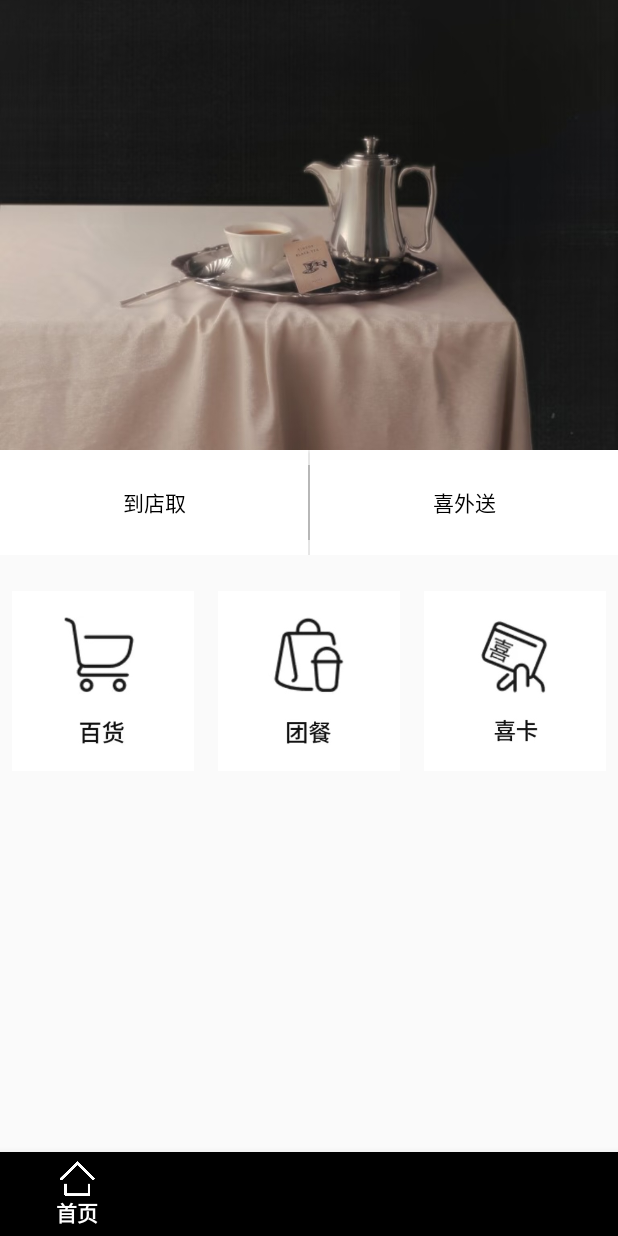
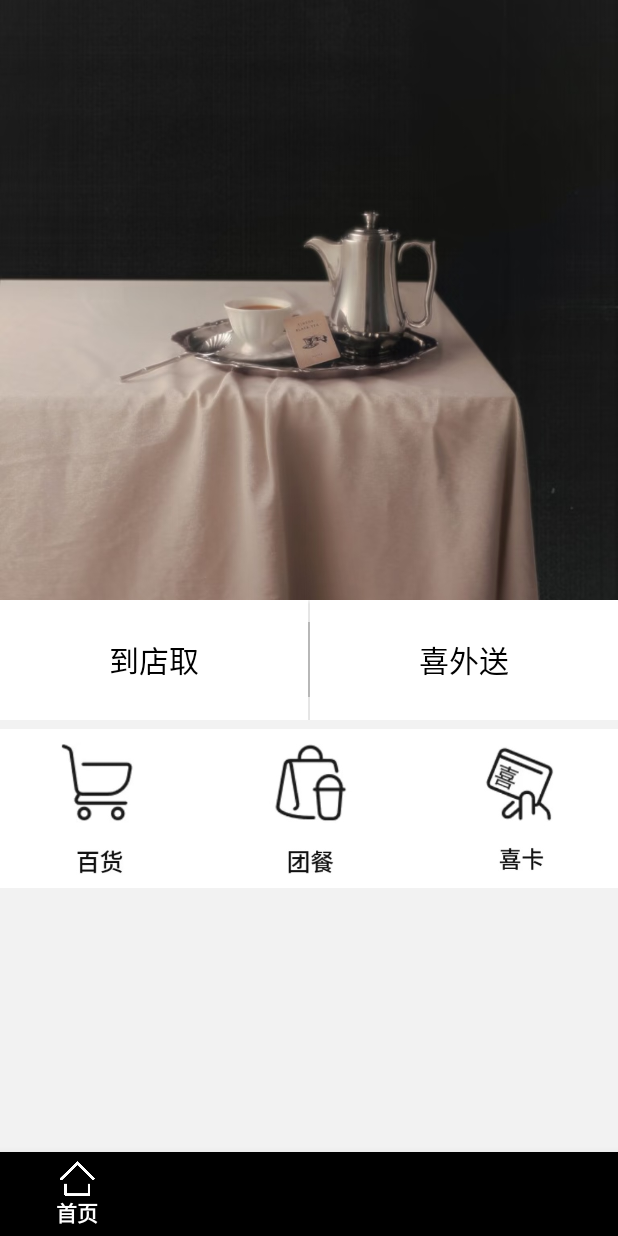
Before and after one commit to shen1kin/MilkTea, an Android app: the Activity_student_main screen opened directly, with no data from a screen before it, on a phone screen of 412 x 824 dp. Run offline under Robolectric (Android 15) with nearby library versions, the phone set to English and light mode, and no system bars; our stand-ins replace Navigation 3; libraries missing offline, so code that uses them is left out: com.jinrishici.sdk.

Commit message:
首页跳转以及底部导航栏封装

```diff
--- a/Project/app/src/main/java/com/example/smartstudent/Activity_student_main.java
+++ b/Project/app/src/main/java/com/example/smartstudent/Activity_student_main.java
@@ -5,11 +5,14 @@ import android.os.Bundle;
 import androidx.activity.EdgeToEdge;
 import androidx.appcompat.app.AppCompatActivity;
 import androidx.fragment.app.Fragment;
-import androidx.fragment.app.FragmentManager;
 import androidx.fragment.app.FragmentTransaction;
 import com.google.android.material.bottomnavigation.BottomNavigationView;
+import java.util.HashMap;
 
 public class Activity_student_main extends AppCompatActivity {
+
+    private final HashMap<Integer, Fragment> fragmentMap = new HashMap<>();
+    private int currentItemId = -1;
 
     @SuppressLint("NonConstantResourceId")
     @Override
@@ -18,42 +21,45 @@ public class Activity_student_main extends AppCompatActivity {
         EdgeToEdge.enable(this);
         setContentView(R.layout.activity_student_main);
 
-        //首次进来就显示首页
-        loadFragment(new Fragment_student_home());
+        BottomNavigationView bottomNav = findViewById(R.id.activity_student_main_bottomNavigationView);
 
-        // 初始化底部导航栏
-        BottomNavigationView bottomNav = findViewById(R.id.activity_student_main_bottomNavigationView);
-        bottomNav.setOnNavigationItemSelectedListener(item -> {
-            switch (item.getItemId()) {
-                case R.id.student_home_navigation:
-                    loadFragment(new Fragment_student_home());  // 切换到首页 Fragment
-                    return true;
-                case R.id.student_course_navigation:
-                    loadFragment(new Fragment_student_course());  // 切换到课表查询
-                    return true;
-                case R.id.student_score_navigation:
-                    loadFragment(new Fragment_student_score());  // 切换到成绩查询
-                    return true;
-                case R.id.student_profile_navigation:
-                    loadFragment(new Fragment_student_profile());  // 切换到个人中心
-                    return true;
-            }
-            return false;
+        // 初始化 Fragment Map
+        fragmentMap.put(R.id.student_home_navigation, new Fragment_student_home());
+        fragmentMap.put(R.id.student_course_navigation, new Fragment_student_course());
+        fragmentMap.put(R.id.student_score_navigation, new Fragment_student_score());
+        fragmentMap.put(R.id.student_profile_navigation, new Fragment_student_profile());
+
+        // 默认加载首页
+        if (savedInstanceState == null) {
+            bottomNav.setSelectedItemId(R.id.student_home_navigation);
+            switchFragment(R.id.student_home_navigation);
+        }
+
+        bottomNav.setOnItemSelectedListener(item -> {
+            switchFragment(item.getItemId());
+            return true;
         });
-
-    }
-    private void loadFragment(Fragment fragment) {
-        //1、在系统中原生的Fragment是通过getFragmentManager获得的。
-        //2.开启一个事务，通过调用beginTransaction方法开启。
-        //3.向容器内加入Fragment，一般使用add或者replace方法实现，需//要传入容器的id和Fragment的实例。
-        //4.提交事务，调用commit方法提交。
-
-        FragmentManager fragmentManager = getSupportFragmentManager(); // 注意是 getSupportFragmentManager
-
-        FragmentTransaction fragmentTransaction = fragmentManager.beginTransaction();
-
-        fragmentTransaction.replace(R.id.fragment_student_main_container, fragment);
-        fragmentTransaction.commit();
     }
 
+    private void switchFragment(int itemId) {
+        if (itemId == currentItemId) return;
+        currentItemId = itemId;
+
+        Fragment fragment = fragmentMap.get(itemId);
+        if (fragment == null) return;
+
+        FragmentTransaction transaction = getSupportFragmentManager().beginTransaction();
+        transaction.setCustomAnimations(
+                R.anim.fade_in, R.anim.fade_out,
+                R.anim.fade_in, R.anim.fade_out
+        );
+        transaction.replace(R.id.fragment_student_main_container, fragment);
+        transaction.commit();
+    }
+
+    public void switchToCourseFragment() {
+        BottomNavigationView bottomNav = findViewById(R.id.activity_student_main_bottomNavigationView);
+        bottomNav.setSelectedItemId(R.id.student_course_navigation);
+        switchFragment(R.id.student_course_navigation);
+    }
 }
--- a/Project/app/src/main/java/com/example/smartstudent/Fragment_student_home.java
+++ b/Project/app/src/main/java/com/example/smartstudent/Fragment_student_home.java
@@ -1,80 +1,70 @@
 package com.example.smartstudent;
 
-import static android.content.ContentValues.TAG;
-
+import android.content.Intent;
 import android.os.Bundle;
 import android.os.Handler;
 import android.os.Looper;
 import android.view.LayoutInflater;
 import android.view.View;
 import android.view.ViewGroup;
+import android.widget.Button;
+import android.widget.ImageView;
+import androidx.annotation.NonNull;
+import androidx.fragment.app.Fragment;
+import androidx.viewpager2.widget.ViewPager2;
 import java.util.ArrayList;
 import java.util.Arrays;
 import java.util.List;
 
-import androidx.annotation.NonNull;
-import androidx.fragment.app.Fragment;
-
-import android.widget.Button;
-import android.widget.Toast;
-import androidx.viewpager2.widget.ViewPager2;
 public class Fragment_student_home extends Fragment {
 
     private ViewPager2 viewPager;
-
-    private Handler sliderHandler = new Handler(Looper.getMainLooper());
+    private Handler sliderHandler;
     private Runnable sliderRunnable;
-
-    // 原始图片列表
     private final Integer[] imageList = {
             R.drawable.zs1,
             R.drawable.zs2,
             R.drawable.zs3
     };
 
-    // 扩展后的“无限”图片列表
     private List<Integer> loopedImageList;
 
     @Override
     public View onCreateView(@NonNull LayoutInflater inflater, ViewGroup container, Bundle savedInstanceState) {
         View view = inflater.inflate(R.layout.fragment_student_home, container, false);
 
-        // 扩展图片列表（重复3次）
+        setupViewPager(view);
+        setupButtonClicks(view);
+        setupImageShortcuts(view);
+
+        return view;
+    }
+
+    private void setupViewPager(View view) {
         loopedImageList = new ArrayList<>();
-        for (int i = 0; i < 3; i++) {
-            loopedImageList.addAll(Arrays.asList(imageList));
-        }
-
+        for (int i = 0; i < 3; i++) loopedImageList.addAll(Arrays.asList(imageList));
 
         viewPager = view.findViewById(R.id.viewPager);
         ImageSliderAdapter adapter = new ImageSliderAdapter(loopedImageList);
         viewPager.setAdapter(adapter);
+        viewPager.setCurrentItem(imageList.length, false);
 
-        // 滚动到中段开始
-        int startPosition = imageList.length;
-        viewPager.setCurrentItem(startPosition, false);
-
-        // 自动轮播逻辑
+        sliderHandler = new Handler(Looper.getMainLooper());
         sliderRunnable = () -> {
-            int nextItem = viewPager.getCurrentItem() + 1;
-            viewPager.setCurrentItem(nextItem, true);
+            int next = viewPager.getCurrentItem() + 1;
+            viewPager.setCurrentItem(next, true);
             sliderHandler.postDelayed(sliderRunnable, 3000);
         };
         sliderHandler.postDelayed(sliderRunnable, 3000);
 
-        // 页面滑动监听
         viewPager.registerOnPageChangeCallback(new ViewPager2.OnPageChangeCallback() {
             @Override
             public void onPageScrollStateChanged(int state) {
-                int position = viewPager.getCurrentItem();
-                int totalSize = loopedImageList.size();
-
+                int pos = viewPager.getCurrentItem();
                 if (state == ViewPager2.SCROLL_STATE_IDLE) {
-                    if (position == 0) {
-                        viewPager.setCurrentItem(imageList.length, false);
-                    } else if (position == totalSize - 1) {
+                    if (pos == 0) viewPager.setCurrentItem(imageList.length, false);
+                    else if (pos == loopedImageList.size() - 1)
                         viewPager.setCurrentItem(imageList.length * 2 - 1, false);
-                    }
                 }
             }
 
@@ -84,23 +74,42 @@ public class Fragment_student_home extends Fragment {
                 sliderHandler.postDelayed(sliderRunnable, 3000);
             }
         });
+    }
 
-        // 示例按钮
+    private void setupButtonClicks(View view) {
         Button btnStorePickup = view.findViewById(R.id.btnStorePickup);
         Button btnDelivery = view.findViewById(R.id.btnDelivery);
 
-        btnStorePickup.setOnClickListener(v ->
-                Toast.makeText(getContext(), "选择了到店取", Toast.LENGTH_SHORT).show());
+        View.OnClickListener listener = v -> {
+            if (getActivity() instanceof Activity_student_main) {
+                ((Activity_student_main) getActivity()).switchToCourseFragment();
+            }
+        };
 
-        btnDelivery.setOnClickListener(v ->
-                Toast.makeText(getContext(), "选择了喜外送", Toast.LENGTH_SHORT).show());
+        btnStorePickup.setOnClickListener(listener);
+        btnDelivery.setOnClickListener(listener);
+    }
 
-        return view;
+    private void setupImageShortcuts(View view) {
+        ImageView btnStore = view.findViewById(R.id.btn_store);
+        ImageView btnGroupMeal = view.findViewById(R.id.btn_group_meal);
+        ImageView btnGiftCard = view.findViewById(R.id.btn_gift_card);
+
+        View.OnClickListener intentLauncher = v -> {
+            Intent intent = new Intent(getActivity(), hello.class);
+            startActivity(intent);
+        };
+
+        btnStore.setOnClickListener(intentLauncher);
+        btnGroupMeal.setOnClickListener(intentLauncher);
+        btnGiftCard.setOnClickListener(intentLauncher);
     }
 
     @Override
     public void onDestroyView() {
         super.onDestroyView();
-        sliderHandler.removeCallbacks(sliderRunnable);
+        if (sliderHandler != null) {
+            sliderHandler.removeCallbacks(sliderRunnable);
+        }
     }
 }
--- /dev/null
+++ b/Project/app/src/main/res/anim/fade_in.xml
@@ -0,0 +1,4 @@
+<alpha xmlns:android="http://schemas.android.com/apk/res/android"
+    android:duration="250"
+    android:fromAlpha="0.0"
+    android:toAlpha="1.0" />
--- /dev/null
+++ b/Project/app/src/main/res/anim/fade_out.xml
@@ -0,0 +1,4 @@
+<alpha xmlns:android="http://schemas.android.com/apk/res/android"
+    android:duration="250"
+    android:fromAlpha="1.0"
+    android:toAlpha="0.0" />
--- /dev/null
+++ b/Project/app/src/main/res/anim/slide_in_left.xml
@@ -0,0 +1,3 @@
+<translate xmlns:android="http://schemas.android.com/apk/res/android"
+    android:fromXDelta="-100%" android:toXDelta="0%"
+    android:duration="300" />
--- /dev/null
+++ b/Project/app/src/main/res/anim/slide_in_right.xml
@@ -0,0 +1,3 @@
+<translate xmlns:android="http://schemas.android.com/apk/res/android"
+    android:fromXDelta="100%" android:toXDelta="0%"
+    android:duration="300" />
--- /dev/null
+++ b/Project/app/src/main/res/anim/slide_out_left.xml
@@ -0,0 +1,3 @@
+<translate xmlns:android="http://schemas.android.com/apk/res/android"
+    android:fromXDelta="0%" android:toXDelta="-100%"
+    android:duration="300" />
--- /dev/null
+++ b/Project/app/src/main/res/anim/slide_out_right.xml
@@ -0,0 +1,3 @@
+<translate xmlns:android="http://schemas.android.com/apk/res/android"
+    android:fromXDelta="0%" android:toXDelta="100%"
+    android:duration="300" />
--- a/Project/app/src/main/res/layout/fragment_student_home.xml
+++ b/Project/app/src/main/res/layout/fragment_student_home.xml
@@ -5,13 +5,14 @@
     xmlns:tools="http://schemas.android.com/tools"
     android:layout_width="match_parent"
     android:layout_height="match_parent"
+    android:background="#F2F2F2"
     tools:context=".Activity_student_main">
 
     <!-- 轮播图 -->
     <androidx.viewpager2.widget.ViewPager2
         android:id="@+id/viewPager"
         android:layout_width="match_parent"
-        android:layout_height="300dp"
+        android:layout_height="400dp"
         app:layout_constraintTop_toTopOf="parent"
         app:layout_constraintStart_toStartOf="parent"
         app:layout_constraintEnd_toEndOf="parent"/>
@@ -19,21 +20,22 @@
     <LinearLayout
         android:id="@+id/btnGroup"
         android:layout_width="0dp"
-        android:layout_height="70dp"
+        android:layout_height="80dp"
         android:orientation="horizontal"
         app:layout_constraintTop_toBottomOf="@id/viewPager"
         app:layout_constraintStart_toStartOf="parent"
-        android:background="@color/white"
+        android:background="@drawable/button_background"
         app:layout_constraintEnd_toEndOf="parent">
 
         <Button
             android:id="@+id/btnStorePickup"
             android:layout_width="0dp"
-            android:layout_height="70dp"
+            android:layout_height="80dp"
             android:layout_weight="1"
             android:text="到店取"
             android:background="@drawable/button_background"
-            android:textColor="@android:color/black" />
+            android:textColor="@android:color/black"
+            android:textSize="20sp"/>
 
         <View
             android:layout_width="1dp"
@@ -44,28 +46,30 @@
         <Button
             android:id="@+id/btnDelivery"
             android:layout_width="0dp"
-            android:layout_height="70dp"
+            android:layout_height="80dp"
             android:layout_weight="1"
             android:text="喜外送"
             android:background="@drawable/button_background"
-            android:textColor="@android:color/black" />
+            android:textColor="@android:color/black"
+            android:textSize="20sp"/>
     </LinearLayout>
 
     <!-- 图片网格区域（使用真正的GridLayout） -->
     <GridLayout
         android:id="@+id/gridLayout"
-        android:layout_width="match_parent"
-        android:layout_height="wrap_content"
+        android:layout_width="419dp"
+        android:layout_height="106dp"
+        android:layout_marginTop="6dp"
+        android:background="@color/white"
         android:columnCount="3"
-        app:layout_constraintTop_toBottomOf="@id/btnGroup"
+        app:layout_constraintEnd_toEndOf="parent"
         app:layout_constraintStart_toStartOf="parent"
-        app:layout_constraintEnd_toEndOf="parent"
-        android:layout_marginTop="16dp">
+        app:layout_constraintTop_toBottomOf="@id/btnGroup">
 
         <!-- 百货按钮 -->
         <FrameLayout
             android:layout_width="0dp"
-            android:layout_height="120dp"
+            android:layout_height="match_parent"
             android:layout_columnWeight="1"
             android:layout_margin="8dp">
 
@@ -73,16 +77,16 @@
                 android:id="@+id/btn_store"
                 android:layout_width="match_parent"
                 android:layout_height="match_parent"
+                android:clickable="true"
+                android:focusable="true"
                 android:scaleType="centerCrop"
-                android:src="@drawable/bh"
-                android:clickable="true"
-                android:focusable="true"/>
+                android:src="@drawable/bh" />
         </FrameLayout>
 
         <!-- 团餐 -->
         <FrameLayout
             android:layout_width="0dp"
-            android:layout_height="120dp"
+            android:layout_height="match_parent"
             android:layout_columnWeight="1"
             android:layout_margin="8dp">
 
@@ -90,15 +94,15 @@
                 android:id="@+id/btn_group_meal"
                 android:layout_width="match_parent"
                 android:layout_height="match_parent"
+                android:clickable="true"
                 android:scaleType="centerCrop"
-                android:src="@drawable/tc"
-                android:clickable="true"/>
+                android:src="@drawable/tc" />
         </FrameLayout>
 
         <!-- 喜卡 -->
         <FrameLayout
             android:layout_width="0dp"
-            android:layout_height="120dp"
+            android:layout_height="match_parent"
             android:layout_columnWeight="1"
             android:layout_margin="8dp">
 
@@ -106,9 +110,9 @@
                 android:id="@+id/btn_gift_card"
                 android:layout_width="match_parent"
                 android:layout_height="match_parent"
+                android:clickable="true"
                 android:scaleType="centerCrop"
-                android:src="@drawable/xk"
-                android:clickable="true"/>
+                android:src="@drawable/xk" />
         </FrameLayout>
     </GridLayout>
 
--- a/Project/app/src/main/res/values/strings.xml
+++ b/Project/app/src/main/res/values/strings.xml
@@ -18,8 +18,8 @@
 
     <!--    activity_student_main-->
     <string name="student_main_navigation1">首页</string>
-    <string name="student_main_navigation2">课表查询</string>
-    <string name="student_main_navigation3">成绩查询</string>
+    <string name="student_main_navigation2">点单</string>
+    <string name="student_main_navigation3">社区</string>
     <string name="student_main_navigation4">我的</string>
 
 
```
